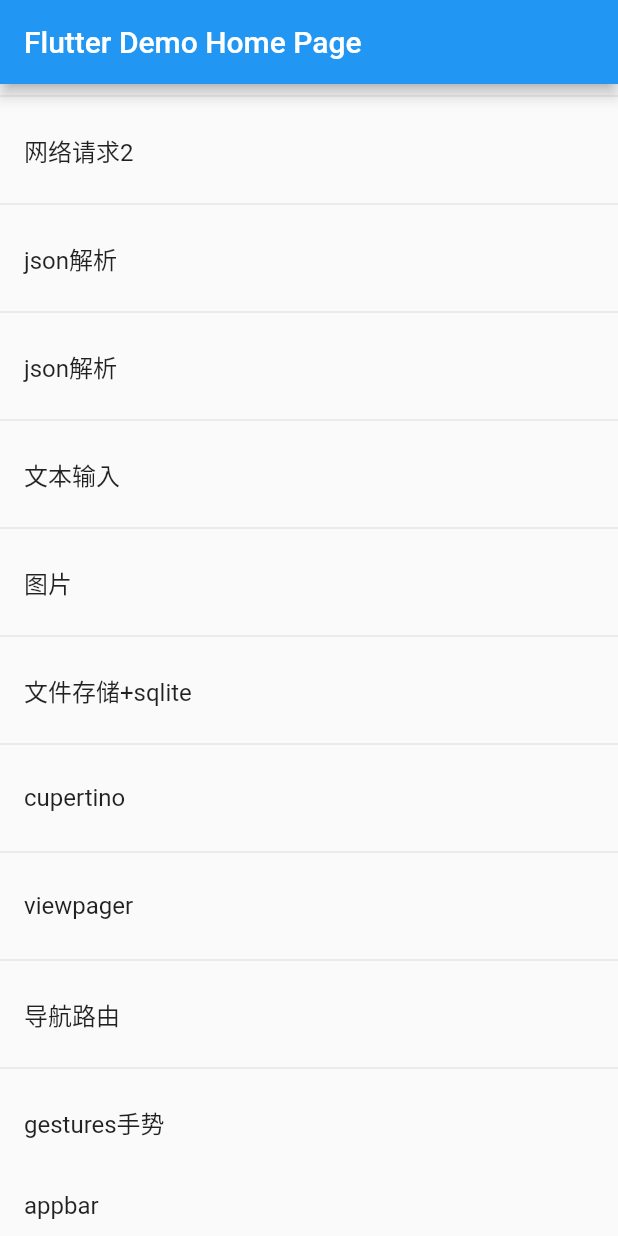
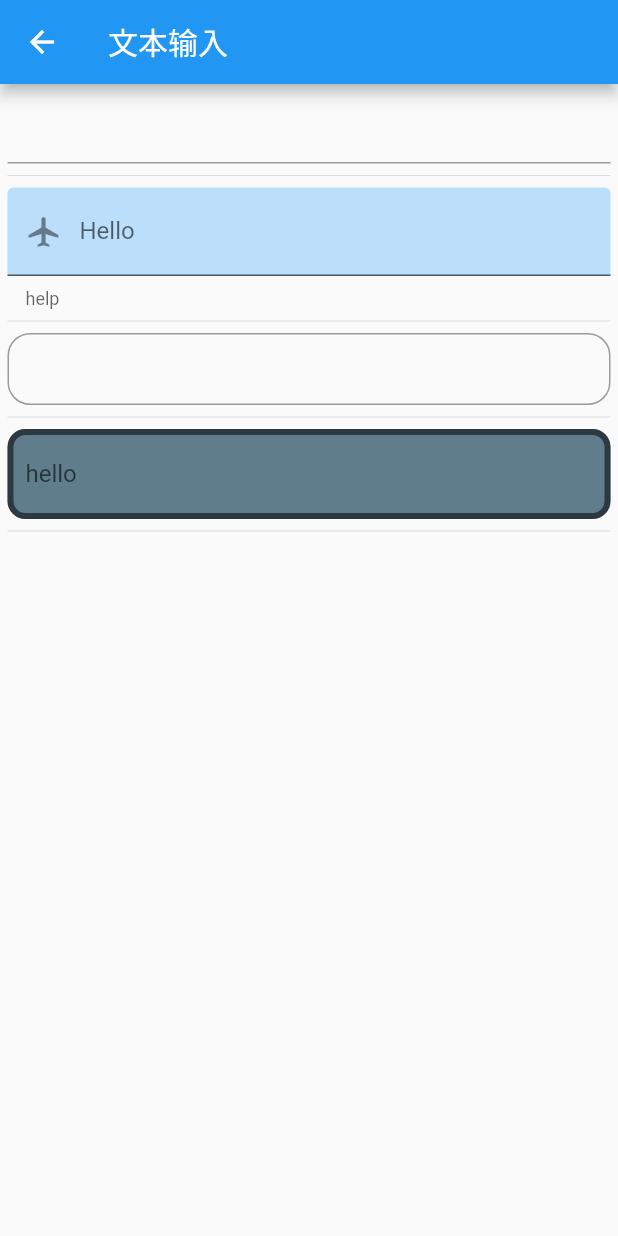
Before and after one commit to NinoWang01/gitftest1, a Flutter app: the screen it shows after launch, scrolled down 576 dp, after a tap on "文本输入", on a phone screen of 412 x 824 dp. Run offline on Flutter 3.47's test engine with Material 2 defaults, Android fonts, the phone set to English and light mode, and no system bars; our stand-ins replace dio.

Commit message:
解析+文本输入

```diff
--- a/lib/main.dart
+++ b/lib/main.dart
@@ -1,10 +1,14 @@
 import 'package:flutter/material.dart';
+import 'package:gitftest1/page10/Page10.dart';
+import 'package:gitftest1/page11/Page11.dart';
 import 'package:gitftest1/page2/Page2.dart';
 import 'package:gitftest1/page3/Page3.dart';
 import 'package:gitftest1/page4/Page4.dart';
 import 'package:gitftest1/page5/Page5.dart';
 import 'package:gitftest1/page6/Page6.dart';
 import 'package:gitftest1/page7/Page7.dart';
+import 'package:gitftest1/page8/Page8.dart';
+import 'package:gitftest1/page9/Page9.dart';
 import 'page1/Page1.dart';
 
 void main() => runApp(MyApp());
@@ -107,32 +111,38 @@ class _MyHomePageState extends State<MyHomePage> {
           new Divider(),
           new ListTile(
             title: new Text("异步"),
-            onTap: () {},
-          ),
-          new Divider(),
-          new ListTile(
-            title: new Text("网络请求2"),
-            onTap: () {},
+            onTap: () {
+              Navigator.of(context).push(MaterialPageRoute(builder: (context){
+                return Page8();
+              }));
+            },
           ),
           new Divider(),
           new ListTile(
             title: new Text("json解析"),
-            onTap: () {},
-          ),
-          new Divider(),
-          new ListTile(
-            title: new Text("json解析"),
-            onTap: () {},
+            onTap: () {
+              Navigator.of(context).push(MaterialPageRoute(builder: (context){
+                return Page9();
+              }));
+            },
           ),
           new Divider(),
           new ListTile(
             title: new Text("文本输入"),
-            onTap: () {},
+            onTap: () {
+              Navigator.of(context).push(MaterialPageRoute(builder: (context){
+                return Page10();
+              }));
+            },
           ),
           new Divider(),
           new ListTile(
             title: new Text("图片"),
-            onTap: () {},
+            onTap: () {
+              Navigator.of(context).push(MaterialPageRoute(builder: (context){
+                return Page11();
+              }));
+            },
           ),
           new Divider(),
           new ListTile(
@@ -159,10 +169,13 @@ class _MyHomePageState extends State<MyHomePage> {
             title: new Text("gestures手势"),
             onTap: () {},
           ),
+          new Divider(),
           new ListTile(
             title: new Text("appbar"),
             onTap: () {},
-          ),new ListTile(
+
+          ),
+          new Divider(),new ListTile(
             title: new Text("SliverAppBar"),
             onTap: () {},
           ),
@@ -211,6 +224,12 @@ class _MyHomePageState extends State<MyHomePage> {
             title: new Text("scrollphysics"),
             onTap: () {},
           ),
+
+          new Divider(),
+          new ListTile(
+            title: new Text("wrap--流式布局"),
+            onTap: () {},
+          ),
           new Divider(),
           new ListTile(
             title: new Text("插件1-Listview"),
--- /dev/null
+++ b/lib/page10/Page10.dart
@@ -0,0 +1,62 @@
+import 'package:flutter/material.dart';
+
+class Page10 extends StatelessWidget{
+  @override
+  Widget build(BuildContext context) {
+    // TODO: implement build
+    return Scaffold(appBar: AppBar(title: Text("文本输入"),),body: ListView(padding:EdgeInsets.all(5),children: <Widget>[
+      wb1(),
+      Divider(),
+      wb2(),
+      Divider(),
+      wb3(),
+      Divider(),
+      wb4(),
+      Divider(),
+    ],));
+  }
+
+  wb1() {
+    return TextField();
+  }
+
+  wb2() {
+    return TextField(
+      obscureText: true,//密码
+      decoration:
+      InputDecoration(fillColor: Colors.blue.shade100, filled: true, labelText: 'Hello',   prefixIcon: Icon(Icons.local_airport),
+          suffixText: 'airport',
+        helperText: 'help',),
+    );
+  }
+  wb3(){
+    return Theme(
+      data: new ThemeData(primaryColor: Colors.red, hintColor: Colors.blue),
+      child: TextField(
+        decoration: InputDecoration(
+            contentPadding: EdgeInsets.all(10.0),
+            border: OutlineInputBorder(
+              borderRadius: BorderRadius.circular(15.0),
+//            borderSide: BorderSide(color: Colors.red, width: 3.0, style: BorderStyle.solid)//没什么卵效果
+            )),
+      ),
+    );
+
+
+  }
+
+  wb4() {
+    return Container(
+      padding: const EdgeInsets.all(8.0),
+      alignment: Alignment.center,
+      height: 60.0,
+      decoration: new BoxDecoration(
+          color: Colors.blueGrey,
+          border: new Border.all(color: Colors.black54, width: 4.0),
+          borderRadius: new BorderRadius.circular(12.0)),
+      child: new TextFormField(
+        decoration: InputDecoration.collapsed(hintText: 'hello'),
+      ),
+    );
+  }
+}
```
Also changed, not shown: lib/page11/Page11.dart (added, +10 -0 lines), lib/page8/Page8.dart (added, +149 -0 lines), lib/page9/Page9.dart (added, +38 -0 lines), lib/page9/User.dart (added, +18 -0 lines).
